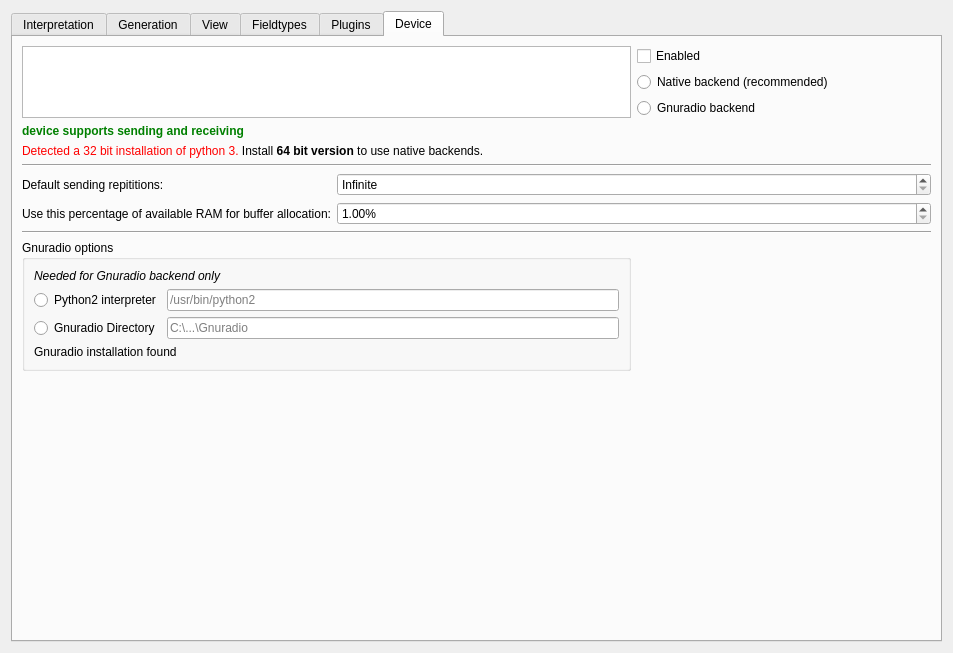
This is ui/options.ui in jopohl/urh as Qt 5 draws it before an edit. The edited form follows.
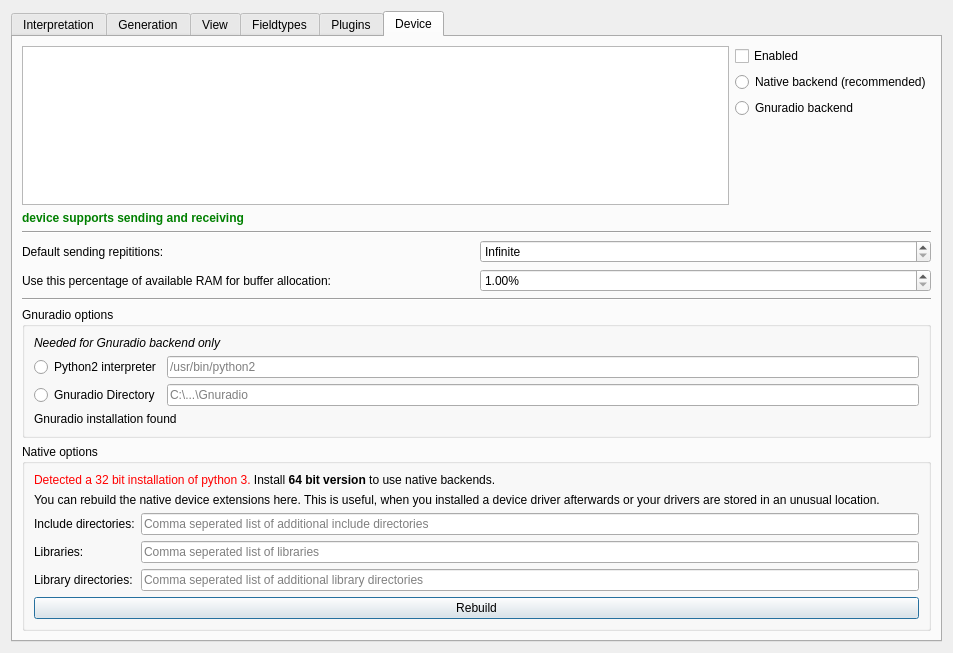
This is the edited form. Icons and pictures are not drawn. Custom widgets are drawn as their Qt base class.

Commit message: add GUI for native device compile

```diff
--- a/ui/options.ui
+++ b/ui/options.ui
@@ -13,7 +13,7 @@
   <property name="windowTitle">
    <string>Options</string>
   </property>
-  <layout class="QHBoxLayout" name="horizontalLayout">
+  <layout class="QVBoxLayout" name="verticalLayout_6">
    <item>
     <widget class="QTabWidget" name="tabWidget">
      <property name="currentIndex">
@@ -372,32 +372,63 @@
       <attribute name="title">
        <string>Device</string>
       </attribute>
-      <layout class="QGridLayout" name="gridLayout_3">
-       <item row="0" column="0" rowspan="3" colspan="2">
-        <widget class="QListWidget" name="listWidgetDevices"/>
-       </item>
-       <item row="0" column="2">
+      <layout class="QVBoxLayout" name="verticalLayout_8">
+       <item>
+        <layout class="QHBoxLayout" name="horizontalLayout">
+         <item>
+          <widget class="QListWidget" name="listWidgetDevices">
+           <property name="editTriggers">
+            <set>QAbstractItemView::NoEditTriggers</set>
+           </property>
+           <property name="alternatingRowColors">
+            <bool>true</bool>
+           </property>
+           <property name="viewMode">
+            <enum>QListView::ListMode</enum>
+           </property>
+          </widget>
+         </item>
+         <item>
+          <layout class="QVBoxLayout" name="verticalLayout_7">
+           <item>
         <widget class="QCheckBox" name="chkBoxDeviceEnabled">
          <property name="text">
           <string>Enabled</string>
          </property>
         </widget>
        </item>
-       <item row="1" column="2">
+           <item>
         <widget class="QRadioButton" name="rbNativeBackend">
          <property name="text">
           <string>Native backend (recommended)</string>
          </property>
         </widget>
        </item>
-       <item row="2" column="2">
+           <item>
         <widget class="QRadioButton" name="rbGnuradioBackend">
          <property name="text">
           <string>Gnuradio backend</string>
          </property>
         </widget>
        </item>
-       <item row="3" column="0" colspan="2">
+           <item>
+            <spacer name="verticalSpacer_6">
+             <property name="orientation">
+              <enum>Qt::Vertical</enum>
+             </property>
+             <property name="sizeHint" stdset="0">
+              <size>
+               <width>20</width>
+               <height>40</height>
+              </size>
+             </property>
+            </spacer>
+           </item>
+          </layout>
+         </item>
+        </layout>
+       </item>
+       <item>
         <widget class="QLabel" name="lSupport">
          <property name="sizePolicy">
           <sizepolicy hsizetype="Preferred" vsizetype="Maximum">
@@ -423,28 +454,68 @@
          </property>
         </widget>
        </item>
-       <item row="5" column="0" colspan="3">
+       <item>
         <widget class="Line" name="line">
          <property name="orientation">
           <enum>Qt::Horizontal</enum>
          </property>
         </widget>
        </item>
-       <item row="7" column="0">
+       <item>
+        <layout class="QGridLayout" name="gridLayout_3">
+         <item row="0" column="0">
         <widget class="QLabel" name="label_8">
          <property name="text">
           <string>Default sending repititions:</string>
          </property>
         </widget>
        </item>
-       <item row="9" column="0" colspan="3">
+         <item row="0" column="1">
+          <widget class="QSpinBox" name="spinBoxNumSendingRepeats">
+           <property name="specialValueText">
+            <string>Infinite</string>
+           </property>
+           <property name="showGroupSeparator" stdset="0">
+            <bool>false</bool>
+           </property>
+           <property name="maximum">
+            <number>999999999</number>
+           </property>
+           <property name="displayIntegerBase">
+            <number>10</number>
+           </property>
+          </widget>
+         </item>
+         <item row="1" column="0">
+          <widget class="QLabel" name="label_5">
+           <property name="text">
+            <string>Use this percentage of available RAM for buffer allocation:</string>
+           </property>
+          </widget>
+         </item>
+         <item row="1" column="1">
+          <widget class="QDoubleSpinBox" name="doubleSpinBoxRAMThreshold">
+           <property name="suffix">
+            <string>%</string>
+           </property>
+           <property name="minimum">
+            <double>1.000000000000000</double>
+           </property>
+           <property name="maximum">
+            <double>100.000000000000000</double>
+           </property>
+          </widget>
+         </item>
+        </layout>
+       </item>
+       <item>
         <widget class="Line" name="line_2">
          <property name="orientation">
           <enum>Qt::Horizontal</enum>
          </property>
         </widget>
        </item>
-       <item row="10" column="0" colspan="2">
+       <item>
         <widget class="QGroupBox" name="groupBox_3">
          <property name="title">
           <string>Gnuradio options</string>
@@ -518,20 +589,75 @@
          </layout>
         </widget>
        </item>
-       <item row="11" column="1">
-        <spacer name="verticalSpacer_3">
-         <property name="orientation">
-          <enum>Qt::Vertical</enum>
+       <item>
+        <widget class="QGroupBox" name="groupBox_2">
+         <property name="title">
+          <string>Native options</string>
          </property>
-         <property name="sizeHint" stdset="0">
-          <size>
-           <width>20</width>
-           <height>40</height>
-          </size>
-         </property>
-        </spacer>
-       </item>
-       <item row="4" column="0" colspan="2">
+         <layout class="QGridLayout" name="gridLayout_5">
+          <item row="2" column="0">
+           <widget class="QLabel" name="labenIncludeDirs">
+            <property name="text">
+             <string>Include directories:</string>
+            </property>
+           </widget>
+          </item>
+          <item row="3" column="1">
+           <widget class="QLineEdit" name="lineEditLibraries">
+            <property name="placeholderText">
+             <string>Comma seperated list of libraries</string>
+            </property>
+           </widget>
+          </item>
+          <item row="4" column="0">
+           <widget class="QLabel" name="labelLibDirs">
+            <property name="text">
+             <string>Library directories:</string>
+            </property>
+           </widget>
+          </item>
+          <item row="3" column="0">
+           <widget class="QLabel" name="labelLibraries">
+            <property name="text">
+             <string>Libraries:</string>
+            </property>
+           </widget>
+          </item>
+          <item row="1" column="0" colspan="2">
+           <widget class="QLabel" name="label_9">
+            <property name="text">
+             <string>You can rebuild the native device extensions here. This is useful, when you installed a device driver afterwards or your drivers are stored in an unusual location.</string>
+            </property>
+            <property name="wordWrap">
+             <bool>true</bool>
+            </property>
+           </widget>
+          </item>
+          <item row="5" column="0" colspan="2">
+           <widget class="QPushButton" name="btnRebuildNative">
+            <property name="text">
+             <string>Rebuild</string>
+            </property>
+            <property name="icon">
+             <iconset theme="view-refresh"/>
+            </property>
+           </widget>
+          </item>
+          <item row="2" column="1">
+           <widget class="QLineEdit" name="lineEditIncludeDirs">
+            <property name="placeholderText">
+             <string>Comma seperated list of additional include directories</string>
+            </property>
+           </widget>
+          </item>
+          <item row="4" column="1">
+           <widget class="QLineEdit" name="lineEditLibDirs">
+            <property name="placeholderText">
+             <string>Comma seperated list of additional library directories</string>
+            </property>
+           </widget>
+          </item>
+          <item row="0" column="0" colspan="2">
         <widget class="QLabel" name="labelWindowsError">
          <property name="text">
           <string>&lt;html&gt;&lt;head/&gt;&lt;body&gt;&lt;p&gt;&lt;span style=&quot; color:#ff0000;&quot;&gt;Detected a 32 bit installation of python 3.&lt;/span&gt; Install &lt;span style=&quot; font-weight:600;&quot;&gt;64 bit version&lt;/span&gt; to use native backends.&lt;/p&gt;&lt;/body&gt;&lt;/html&gt;</string>
@@ -541,40 +667,7 @@
          </property>
         </widget>
        </item>
-       <item row="8" column="0">
-        <widget class="QLabel" name="label_5">
-         <property name="text">
-          <string>Use this percentage of available RAM for buffer allocation:</string>
-         </property>
-        </widget>
-       </item>
-       <item row="8" column="1" colspan="2">
-        <widget class="QDoubleSpinBox" name="doubleSpinBoxRAMThreshold">
-         <property name="suffix">
-          <string>%</string>
-         </property>
-         <property name="minimum">
-          <double>1.000000000000000</double>
-         </property>
-         <property name="maximum">
-          <double>100.000000000000000</double>
-         </property>
-        </widget>
-       </item>
-       <item row="7" column="1" colspan="2">
-        <widget class="QSpinBox" name="spinBoxNumSendingRepeats">
-         <property name="specialValueText">
-          <string>Infinite</string>
-         </property>
-         <property name="showGroupSeparator" stdset="0">
-          <bool>false</bool>
-         </property>
-         <property name="maximum">
-          <number>999999999</number>
-         </property>
-         <property name="displayIntegerBase">
-          <number>10</number>
-         </property>
+         </layout>
         </widget>
        </item>
       </layout>
```
Lines whose indentation alone changed are shown as unchanged. The commit also changes 1 other file.
